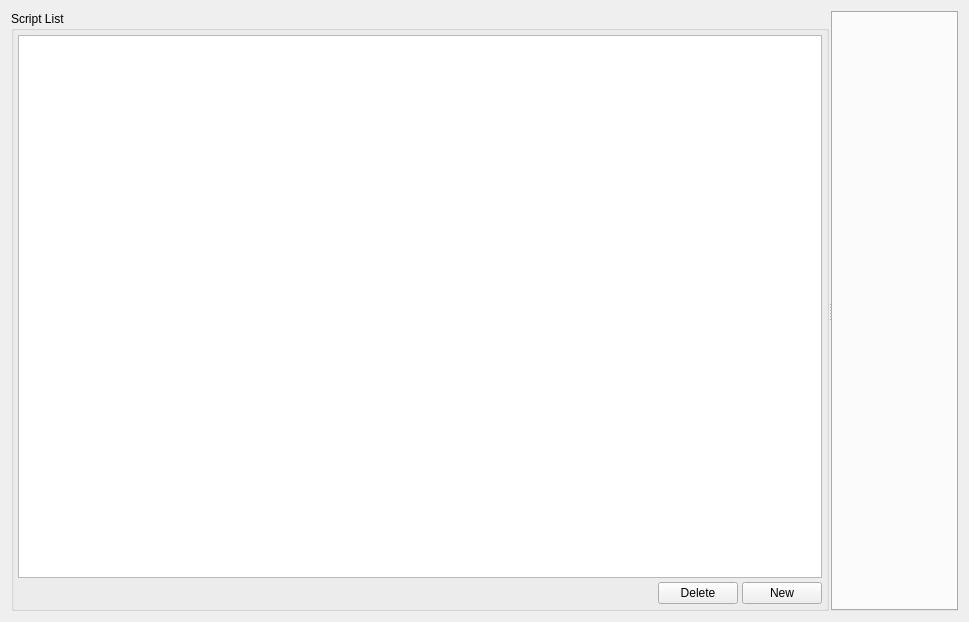
Before: the Qt Designer form ccs/script/ScriptManager.ui in bisegni/chaosframework, drawn with Qt 5.
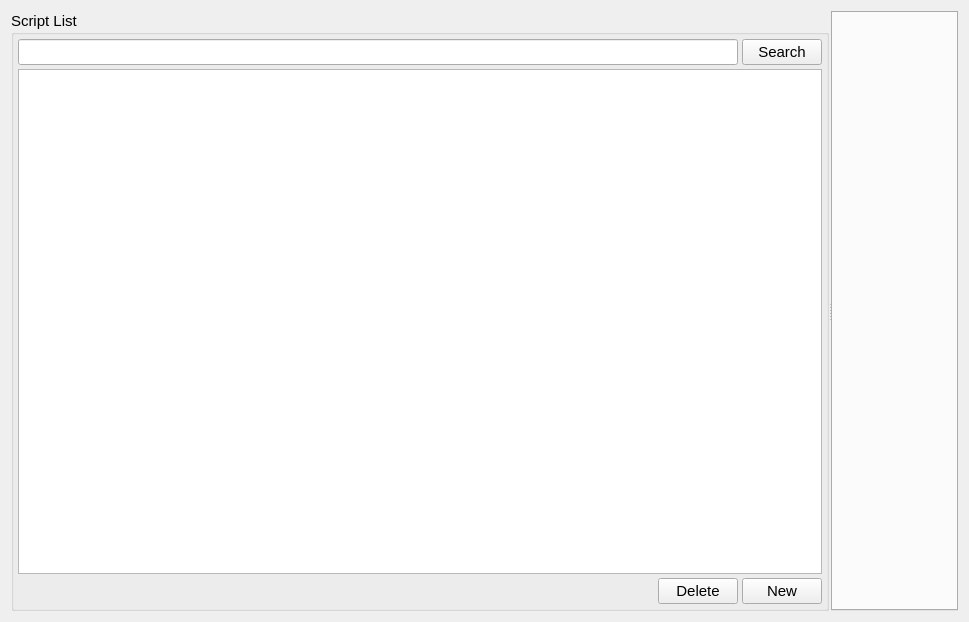
After: the same form once the commit is applied.

Commit message: tested the mds client and server 'searchScript' api and completed the list model in ccs to show the result of the search. Has been also completed the infrastructure to wrap a business class with a facilitator for seriali and deserialize the data from and to a CDataWrapper. Has been done also a tempalted general wrappe that manage a list of business class.

```diff
--- a/ccs/script/ScriptManager.ui
+++ b/ccs/script/ScriptManager.ui
@@ -10,6 +10,12 @@
     <height>622</height>
    </rect>
   </property>
+  <property name="minimumSize">
+   <size>
+    <width>640</width>
+    <height>480</height>
+   </size>
+  </property>
   <property name="windowTitle">
    <string>Form</string>
   </property>
@@ -23,6 +29,11 @@
       <number>2</number>
      </property>
      <widget class="QGroupBox" name="groupBox">
+      <property name="font">
+       <font>
+        <pointsize>11</pointsize>
+       </font>
+      </property>
       <property name="title">
        <string>Script List</string>
       </property>
@@ -49,7 +60,26 @@
         <number>4</number>
        </property>
        <item>
-        <widget class="QListView" name="listView"/>
+        <layout class="QHBoxLayout" name="horizontalLayout_2">
+         <item>
+          <widget class="QLineEdit" name="lineEditSearchString"/>
+         </item>
+         <item>
+          <widget class="QPushButton" name="pushButtonStartSearch">
+           <property name="font">
+            <font>
+             <pointsize>11</pointsize>
+            </font>
+           </property>
+           <property name="text">
+            <string>Search</string>
+           </property>
+          </widget>
+         </item>
+        </layout>
+       </item>
+       <item>
+        <widget class="QListView" name="listViewScriptList"/>
        </item>
        <item>
         <layout class="QHBoxLayout" name="horizontalLayout">
@@ -68,6 +98,11 @@
          </item>
          <item>
           <widget class="QPushButton" name="pushButtonDeleteScript">
+           <property name="font">
+            <font>
+             <pointsize>11</pointsize>
+            </font>
+           </property>
            <property name="text">
             <string>Delete</string>
            </property>
@@ -75,6 +110,11 @@
          </item>
          <item>
           <widget class="QPushButton" name="pushButtonCreateNewScript">
+           <property name="font">
+            <font>
+             <pointsize>11</pointsize>
+            </font>
+           </property>
            <property name="text">
             <string>New</string>
            </property>
```
The commit also changes 21 other files.
